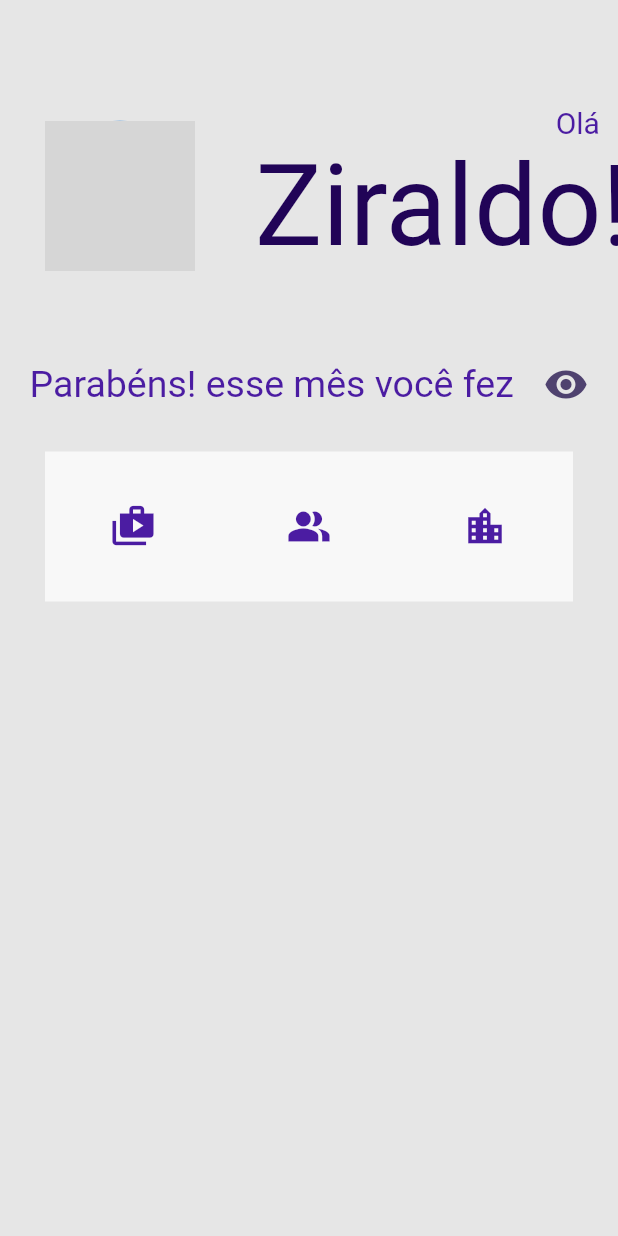
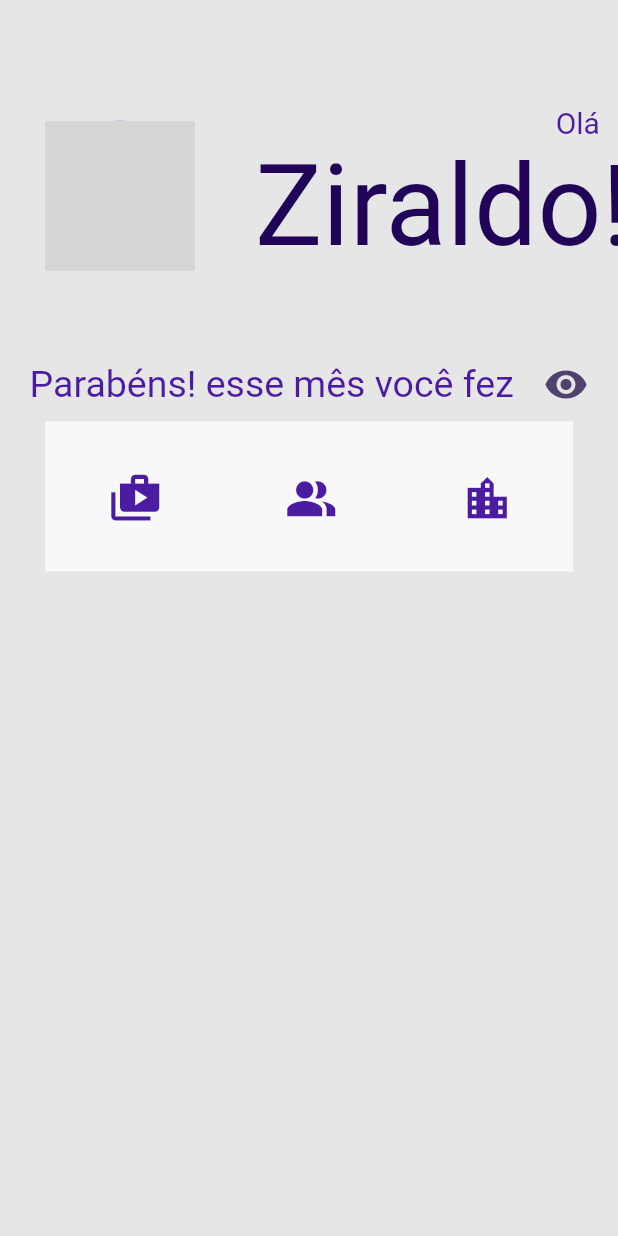
Before and after one commit to junior-ux/desafio-UI, a Flutter app: the screen it shows after launch, on a phone screen of 412 x 824 dp. Run offline on Flutter 3.47's test engine with Material 2 defaults, Android fonts, the phone set to English and light mode, and no system bars; our stand-ins replace google_fonts; network calls fail; statements that could not run were skipped; grey boxes are pictures that could not be loaded.

Commit message:
correção de parametros no pubspec

```diff
--- a/lib/screens/input_page.dart
+++ b/lib/screens/input_page.dart
@@ -75,27 +75,37 @@ class _MyHomePageState extends State<MyHomePage> {
               ),
             ),
             Container(
-              margin: EdgeInsets.all(30.0),
+              margin: EdgeInsets.only(left: 30.0, top: 10.0, right: 30.0),
               color: Colors.white70,
               height: 100,
               width: 100,
+              decoration: ,
               child: Row(
                 mainAxisAlignment: MainAxisAlignment.spaceAround,
-                children: [
-                  Icon(
+                children: <Widget>[
+                  IconButton(
+                    onPressed: () {},
+                    icon: Icon(
                       Icons.shop_2,
                       color: Color(0xff4b1ca2),
-                    size: 30.0,
+                      size: 35.0,
                     ),
-                  Icon(
+                  ),
+                  IconButton(
+                    onPressed: () {},
+                    icon: Icon(
                       Icons.people_alt,
                       color: Color(0xff4b1ca2),
-                    size: 30.0,
+                      size: 35.0,
                     ),
-                  Icon(
+                  ),
+                  IconButton(
+                    onPressed: () {},
+                    icon: Icon(
                       Icons.location_city,
                       color: Color(0xff4b1ca2),
-                    size: 30.0,
+                      size: 35.0,
+                    ),
                   ),
                 ],
               ),
```
Also changed, not shown: pubspec.yaml (+0 -21 lines), pubspec.lock. Lines whose indentation alone changed are shown as unchanged.
